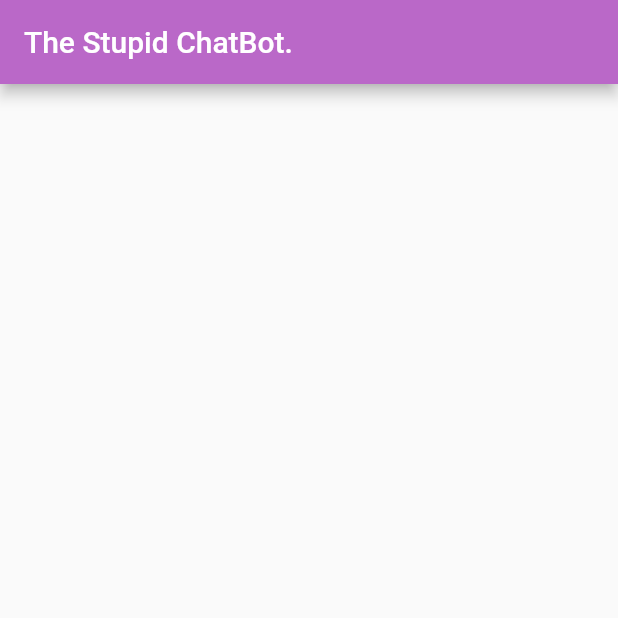
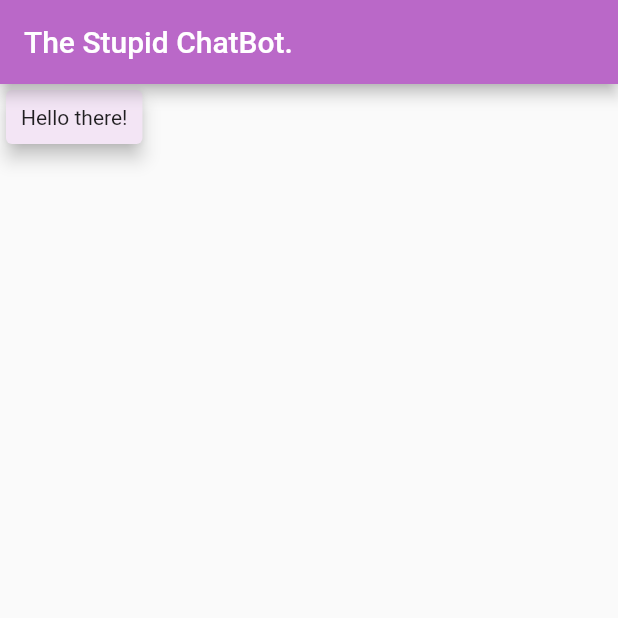
Before and after one commit to RickyRCoding/Why, a Flutter app: the screen it shows after launch, on a phone screen of 412 x 824 dp, the top half of it. Run offline on Flutter 3.47's test engine with Material 2 defaults, Android fonts, the phone set to English and light mode, and no system bars.

Commit message:
Use TextChat in main.dart.

```diff
--- a/lib/main.dart
+++ b/lib/main.dart
@@ -1,6 +1,7 @@
-// ignore_for_file: use_key_in_widget_constructors, prefer_const_constructors
+// ignore_for_file: use_key_in_widget_constructors, prefer_const_constructors, prefer_const_literals_to_create_immutables
 
 import 'package:flutter/material.dart';
+import 'package:why/widgets/text_chat.dart';
 
 void main() => runApp(MyApp());
 
@@ -20,7 +21,9 @@ class _MyAppState extends State<MyApp> {
           title: Text("The Stupid ChatBot."),
         ),
         body: Column(
-          children: [],
+          children: [
+            TextChat("Hello there!"),
+          ],
         ),
       ),
     );
--- a/lib/widgets/text_chat.dart
+++ b/lib/widgets/text_chat.dart
@@ -1,4 +1,4 @@
-// ignore_for_file: use_key_in_widget_constructors, prefer_const_constructors_in_immutables
+// ignore_for_file: use_key_in_widget_constructors, prefer_const_constructors_in_immutables, prefer_const_constructors, prefer_const_literals_to_create_immutables
 
 import "package:flutter/material.dart";
 
@@ -14,9 +14,11 @@ class TextChat extends StatelessWidget {
     return Row(
       children: [
         Card(
+          elevation: 5,
+          color: Colors.purple[50],
           child: Padding(
             padding: EdgeInsets.all(10),
-            child: Text("Hello there!"),
+            child: Text(text),
           ),
         ),
       ],
```
